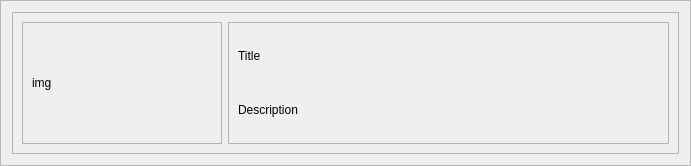
Old version of the form views/articledel_card.ui in the repository bhhoang/newspaper-project.
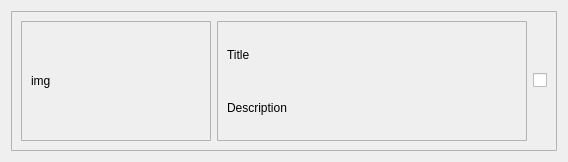
New version of the form.

```diff
--- a/views/articledel_card.ui
+++ b/views/articledel_card.ui
@@ -6,31 +6,13 @@
    <rect>
     <x>0</x>
     <y>0</y>
-    <width>691</width>
-    <height>166</height>
+    <width>563</width>
+    <height>161</height>
    </rect>
   </property>
-  <property name="minimumSize">
-   <size>
-    <width>0</width>
-    <height>140</height>
-   </size>
-  </property>
-  <property name="maximumSize">
-   <size>
-    <width>16777215</width>
-    <height>166</height>
-   </size>
-  </property>
   <property name="windowTitle">
    <string>Frame</string>
   </property>
-  <property name="frameShape">
-   <enum>QFrame::StyledPanel</enum>
-  </property>
-  <property name="frameShadow">
-   <enum>QFrame::Raised</enum>
-  </property>
   <layout class="QVBoxLayout" name="verticalLayout">
    <item>
     <widget class="QFrame" name="article">
@@ -111,6 +93,18 @@
       </item>
       <item>
        <widget class="QFrame" name="title_description_display">
+        <property name="minimumSize">
+         <size>
+          <width>310</width>
+          <height>0</height>
+         </size>
+        </property>
+        <property name="maximumSize">
+         <size>
+          <width>320</width>
+          <height>16777215</height>
+         </size>
+        </property>
         <property name="styleSheet">
          <string notr="true">QLabel{
 border: none
@@ -143,6 +137,28 @@
         </layout>
        </widget>
       </item>
+      <item alignment="Qt::AlignRight|Qt::AlignVCenter">
+       <widget class="QCheckBox" name="choosing_checkbox">
+        <property name="minimumSize">
+         <size>
+          <width>0</width>
+          <height>0</height>
+         </size>
+        </property>
+        <property name="maximumSize">
+         <size>
+          <width>30</width>
+          <height>16777215</height>
+         </size>
+        </property>
+        <property name="cursor">
+         <cursorShape>PointingHandCursor</cursorShape>
+        </property>
+        <property name="text">
+         <string/>
+        </property>
+       </widget>
+      </item>
      </layout>
     </widget>
    </item>
```
Left out of the diff: 4 changed lines with no effect on the pictures.
